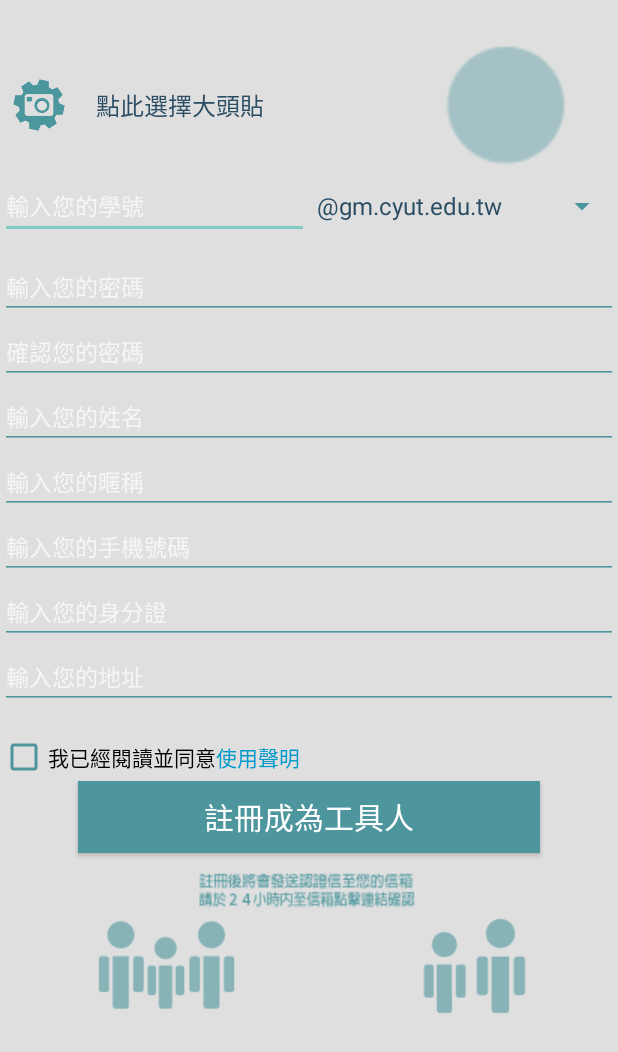
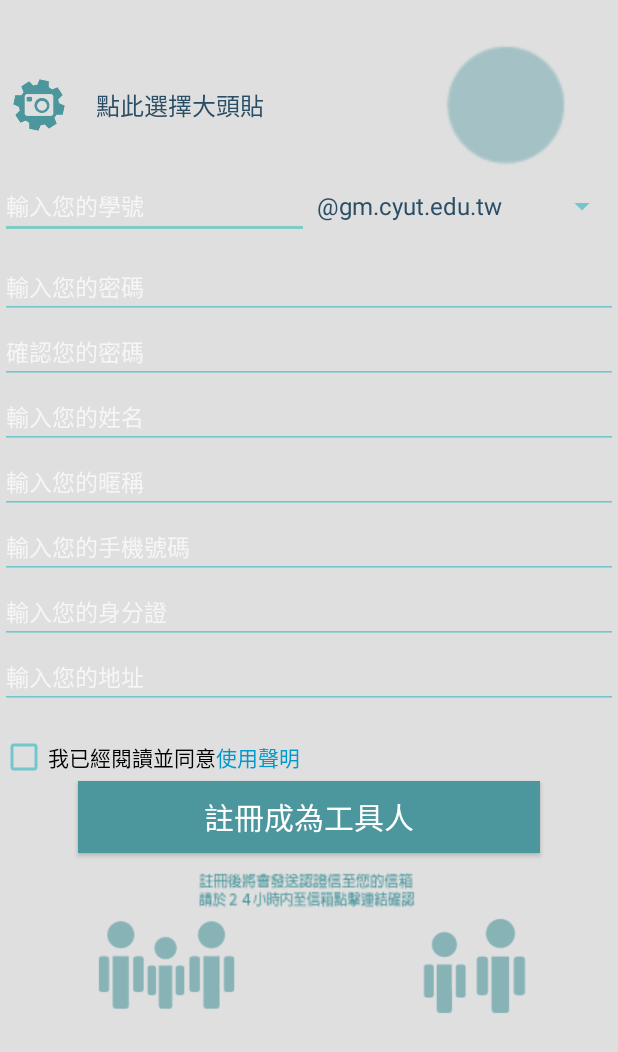
Before and after one commit to haru3613/ToolBox, an Android app: the screen it shows after launch (SignUpActivity), after a tap on "註冊", on a phone screen of 412 x 824 dp. Shown: the top 1052 px of the screen. Run offline under Robolectric (Android 15) with nearby library versions, the phone set to English and light mode, and no system bars; our stand-ins replace CircleImageView, Volley; libraries missing offline, so code that uses them is left out: com.afollestad.materialdialogs, com.loopj.android, com.qiscus.sdk, com.rengwuxian.materialedittext, cz.msebera.android; plain views replace Button, MaterialEditText; pictures from the network do not load.

Commit message:
1002 ui update

```diff
--- a/app/src/main/java/com/cyut/toolbox/toolbox/Backgorundwork.java
+++ b/app/src/main/java/com/cyut/toolbox/toolbox/Backgorundwork.java
@@ -650,7 +650,7 @@ public class Backgorundwork extends AsyncTask<String,Void,String> {
             RecyclerViewAdapter adapter=new RecyclerViewAdapter();
             adapterCol.dissmissDialog();
             adapter.dissmissDialog();
-            Toast.makeText(context, "接案成功", Toast.LENGTH_SHORT).show();
+            Toast.makeText(context, "申請成功", Toast.LENGTH_SHORT).show();
         }else if(result.contains("刪除成功")){
             Toast.makeText(context, "刪除成功", Toast.LENGTH_SHORT).show();
         }else if(result.contains("刪除失敗")){
--- a/app/src/main/java/com/cyut/toolbox/toolbox/RecyclerViewAdapterMsgDetail.java
+++ b/app/src/main/java/com/cyut/toolbox/toolbox/RecyclerViewAdapterMsgDetail.java
@@ -130,7 +130,7 @@ public class RecyclerViewAdapterMsgDetail extends RecyclerView.Adapter<RecyclerV
     public void dialog(String time,final String name,final String mail,final String message,final String cid,final String r_uid){
         MaterialDialog.Builder dialog = new MaterialDialog.Builder(context);
         dialog.title("是否選擇此位工具人");
-        dialog.content("截止日期："+time+"\n姓名："+name+"\n訊息："+message);
+        dialog.content("截止日期："+time+"\n姓名："+name+"\n打招呼的話："+message);
         dialog.positiveText("確定");
         dialog.onPositive(new MaterialDialog.SingleButtonCallback() {
             @Override
--- a/app/src/main/java/com/cyut/toolbox/toolbox/RecyclerViewAdapterMsgList.java
+++ b/app/src/main/java/com/cyut/toolbox/toolbox/RecyclerViewAdapterMsgList.java
@@ -56,7 +56,6 @@ public class RecyclerViewAdapterMsgList extends RecyclerView.Adapter<RecyclerVie
     private Context context;
 
 
-    ImageView imageView;
     String imagesite;
 
     public RecyclerViewAdapterMsgList(Context context, List<QiscusChatRoom> qiscusChatRooms) {
@@ -80,7 +79,7 @@ public class RecyclerViewAdapterMsgList extends RecyclerView.Adapter<RecyclerVie
         if(qiscusChatRooms.get(position).getName()!=""){
             holder.Name.setText(qiscusChatRooms.get(position).getName());
         }
-        if(qiscusChatRooms.get(position).getDistinctId()!=""){
+        if(mail!=""){
             LoadUser(mail,holder);
         }
 
@@ -167,8 +166,7 @@ public class RecyclerViewAdapterMsgList extends RecyclerView.Adapter<RecyclerVie
                             List<Item> posts = new ArrayList<Item>();
                             if (!response.contains("Undefined")){
                                 posts = Arrays.asList(mGson.fromJson(response, Item[].class));
-                                List<Item> itemList=posts;
-                                imagesite=itemList.get(0).getImage();
+                                imagesite=posts.get(0).getImage();
                                 Picasso.get().load("https://imgur.com/"+imagesite+".jpg").into(holder.imag);
                             }
 
--- a/app/src/main/java/com/cyut/toolbox/toolbox/Send_Data_Backworker.java
+++ b/app/src/main/java/com/cyut/toolbox/toolbox/Send_Data_Backworker.java
@@ -111,9 +111,7 @@ public class Send_Data_Backworker extends AsyncTask<String,Void,String>{
         if(result.contains("成功發案"))
         {
             Toast.makeText(context, "發案成功", Toast.LENGTH_SHORT).show();
-            Intent toLogin=new Intent(context,MainActivity.class);
-            context.startActivity(toLogin);
-            ((Activity)context).finish();
+
         }else if (result.contains("發案失敗")){
             Toast.makeText(context, "發案失敗", Toast.LENGTH_SHORT).show();
         }
--- a/app/src/main/res/drawable/side_nav_bar.xml
+++ b/app/src/main/res/drawable/side_nav_bar.xml
@@ -2,8 +2,8 @@
     android:shape="rectangle">
     <gradient
         android:angle="135"
-        android:centerColor="@color/primaryDarkColor"
-        android:endColor="@color/secondaryDarkColor"
-        android:startColor="#4DB6AC"
+        android:centerColor="@color/primaryColor"
+        android:endColor="@color/primaryTextColor"
+        android:startColor="@color/primaryDarkColor"
         android:type="linear" />
 </shape>
--- a/app/src/main/res/layout/activity_main.xml
+++ b/app/src/main/res/layout/activity_main.xml
@@ -20,7 +20,7 @@
         android:theme="@style/AppTheme"
         android:layout_gravity="start"
         android:fitsSystemWindows="true"
-        app:itemIconTint="#4d969d"
+        app:itemIconTint="@color/primaryTextColor"
         app:headerLayout="@layout/nav_header_main"
         app:menu="@menu/activity_main_drawer" />
 
--- a/app/src/main/res/layout/content_sign_up.xml
+++ b/app/src/main/res/layout/content_sign_up.xml
@@ -72,7 +72,7 @@
                     android:layout_height="wrap_content"
                     android:layout_weight="1"
                     android:ems="10"
-                    app:met_baseColor="@color/primaryDarkColor"
+                    app:met_baseColor="@color/primaryColor"
                     android:hint="輸入您的學號"
                     android:inputType="text"
                     android:singleLine="false"
@@ -80,7 +80,7 @@
                     app:met_iconPadding="14dp"
                     android:textSize="15sp"
                     app:met_floatingLabel="normal"
-                    app:met_underlineColor="@color/primaryDarkColor"
+                    app:met_underlineColor="@color/primaryTextColor"
                     app:met_iconLeft="@drawable/ui_mail" />
 
                 <Spinner
@@ -88,7 +88,7 @@
                     android:layout_width="198dp"
                     android:layout_height="match_parent"
                     android:layout_weight="1"
-                    android:textColor="@color/primaryDarkColor" />
+                    android:textColor="@color/primaryTextColor" />
             </LinearLayout>
 
 
@@ -99,14 +99,14 @@
                 android:layout_weight="1"
                 android:ems="10"
                 android:hint="輸入您的密碼"
-                app:met_baseColor="@color/primaryDarkColor"
+                app:met_baseColor="@color/primaryColor"
                 app:met_primaryColor="@color/primaryTextColor"
                 android:inputType="textPassword"
                 app:met_minCharacters="6"
                 app:met_iconPadding="14dp"
                 android:paddingBottom="10dp"
                 app:met_floatingLabel="normal"
-                app:met_underlineColor="@color/primaryDarkColor"
+                app:met_underlineColor="@color/primaryTextColor"
                 android:singleLine="false"
                 android:textSize="15sp"
                 app:met_iconLeft="@drawable/ui_pwd" />
@@ -123,12 +123,12 @@
                 app:met_primaryColor="@color/primaryTextColor"
                 app:met_floatingLabel="normal"
                 app:met_minCharacters="6"
-                app:met_baseColor="@color/primaryDarkColor"
+                app:met_baseColor="@color/primaryColor"
                 android:inputType="textPassword"
                 android:drawableTint="@color/primaryDarkColor"
                 android:singleLine="false"
                 android:paddingBottom="10dp"
-                app:met_underlineColor="@color/primaryDarkColor"
+                app:met_underlineColor="@color/primaryTextColor"
                 android:textSize="15sp"
                 app:met_iconLeft="@drawable/ui_pwd" />
 
@@ -137,9 +137,9 @@
                 android:id="@+id/name"
                 android:layout_width="match_parent"
                 android:layout_height="wrap_content"
-                app:met_underlineColor="@color/primaryDarkColor"
+                app:met_underlineColor="@color/primaryTextColor"
                 android:layout_weight="1"
-                app:met_baseColor="@color/primaryDarkColor"
+                app:met_baseColor="@color/primaryColor"
                 android:ems="10"
                 android:hint="輸入您的姓名"
                 app:met_primaryColor="@color/primaryTextColor"
@@ -159,9 +159,9 @@
                 android:layout_weight="1"
                 android:ems="10"
                 app:met_primaryColor="@color/primaryTextColor"
-                app:met_baseColor="@color/primaryDarkColor"
+                app:met_baseColor="@color/primaryColor"
                 android:hint="輸入您的暱稱"
-                app:met_underlineColor="@color/primaryDarkColor"
+                app:met_underlineColor="@color/primaryTextColor"
                 android:inputType="textPersonName"
                 app:met_floatingLabel="normal"
                 android:singleLine="false"
@@ -176,9 +176,9 @@
                 android:layout_height="wrap_content"
                 android:layout_weight="1"
                 android:ems="10"
-                app:met_underlineColor="@color/primaryDarkColor"
+                app:met_underlineColor="@color/primaryTextColor"
                 android:hint="輸入您的手機號碼"
-                app:met_baseColor="@color/primaryDarkColor"
+                app:met_baseColor="@color/primaryColor"
                 app:met_primaryColor="@color/primaryTextColor"
                 android:inputType="phone"
                 android:singleLine="false"
@@ -194,9 +194,9 @@
                 android:layout_height="wrap_content"
                 android:layout_weight="1"
                 android:ems="10"
-                app:met_baseColor="@color/primaryDarkColor"
+                app:met_baseColor="@color/primaryColor"
                 android:hint="輸入您的身分證"
-                app:met_underlineColor="@color/primaryDarkColor"
+                app:met_underlineColor="@color/primaryTextColor"
                 app:met_primaryColor="@color/primaryTextColor"
                 app:met_iconPadding="14dp"
                 android:inputType="text"
@@ -212,11 +212,11 @@
                 android:layout_width="match_parent"
                 android:layout_height="wrap_content"
                 android:layout_weight="1"
-                app:met_baseColor="@color/primaryDarkColor"
+                app:met_baseColor="@color/primaryColor"
                 android:ems="10"
                 android:hint="輸入您的地址"
                 app:met_primaryColor="@color/primaryTextColor"
-                app:met_underlineColor="@color/primaryDarkColor"
+                app:met_underlineColor="@color/primaryTextColor"
                 android:inputType="textPersonName"
                 app:met_floatingLabel="normal"
                 app:met_iconPadding="14dp"
@@ -264,7 +264,7 @@
                 android:layout_gravity="center"
                 android:layout_marginBottom="10dp"
                 android:onClick="signUpp"
-                android:background="@color/primaryDarkColor"
+                android:background="@color/primaryColor"
                 android:textColor="@android:color/white"
                 android:text="註冊成為工具人"
                 android:textSize="20sp"
--- a/app/src/main/res/values/colors.xml
+++ b/app/src/main/res/values/colors.xml
@@ -1,9 +1,9 @@
 <!--?xml version="1.0" encoding="UTF-8"?-->
 <resources>
-  <color name="primaryColor">#90c7cd</color>
+  <color name="primaryColor">#4c969d</color>
   <color name="primaryLightColor">#f4f4f4</color>
-  <color name="primaryDarkColor">#4d969e</color>
-  <color name="primaryTextColor">#2b4e65</color>
+  <color name="primaryDarkColor">#72c6cc</color>
+  <color name="primaryTextColor">#2a4e65</color>
   <color name="colorBackground">#dfffffff</color>
   <color name="colorNavHead">#df87cfe5</color>
     <color name="secondaryTextColor">#000000</color>
```
Also changed, not shown: app/src/main/java/com/cyut/toolbox/toolbox/InforFragment.java (+4 -4 lines), app/src/main/java/com/cyut/toolbox/toolbox/RecyclerViewAdapter.java (+21 -23 lines), app/src/main/java/com/cyut/toolbox/toolbox/RecyclerViewAdapterCol.java (+33 -19 lines), app/src/main/java/com/cyut/toolbox/toolbox/RecyclerViewAdapterMsg.java (+22 -9 lines), app/src/main/res/layout/content_login.xml (+7 -8 lines), app/src/main/res/layout/detaildialog.xml (+27 -27 lines), app/src/main/res/layout/fragment_infor.xml (+16 -3 lines), app/src/main/res/layout/fragment_main.xml (+4 -3 lines), app/src/main/res/layout/mycasedetail.xml (+6 -6 lines), app/src/main/res/layout/mygetcase.xml (+12 -11 lines), app/src/main/res/layout/nav_header_main.xml (+7 -5 lines), app/src/main/res/layout/wantcase.xml (+51 -5 lines).
